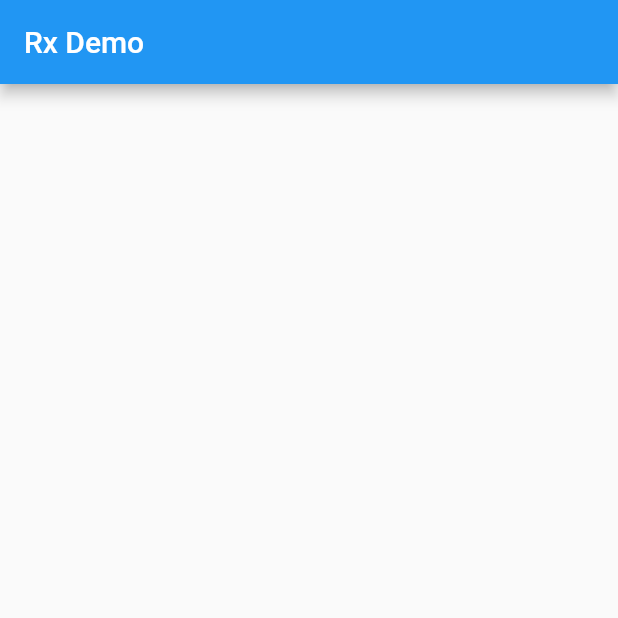
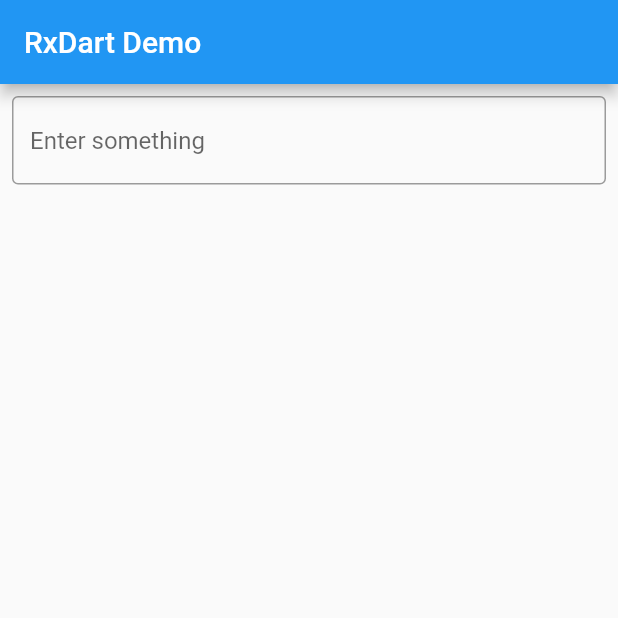
Before and after one commit to rajbahakdanyu/rxdart_tutorial, a Flutter app: the screen it shows after launch, on a phone screen of 412 x 824 dp, the top half of it. Run offline on Flutter 3.47's test engine with Material 2 defaults, Android fonts, the phone set to English and light mode, and no system bars.

Commit message:
Added some widgets to home screen

```diff
--- a/lib/main.dart
+++ b/lib/main.dart
@@ -24,11 +24,30 @@ class Home extends StatefulWidget {
 }
 
 class _HomeState extends State<Home> {
+  TextEditingController _textController = new TextEditingController();
+
   @override
   Widget build(BuildContext context) {
     return Scaffold(
       appBar: AppBar(
-        title: Text("Rx Demo"),
+        title: Text("RxDart Demo"),
+      ),
+      body: SingleChildScrollView(
+        child: Padding(
+          padding: const EdgeInsets.all(8.0),
+          child: Column(
+            children: [
+              TextField(
+                controller: _textController,
+                decoration: InputDecoration(
+                  hintText: 'Enter something',
+                  border: OutlineInputBorder(),
+                ),
+                onSubmitted: (_textController) => {print(_textController)},
+              ),
+            ],
+          ),
+        ),
       ),
     );
   }
```
